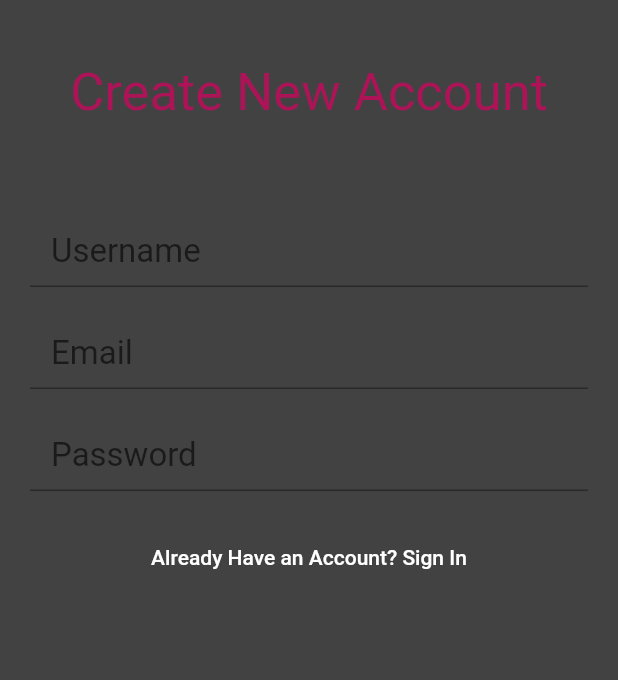
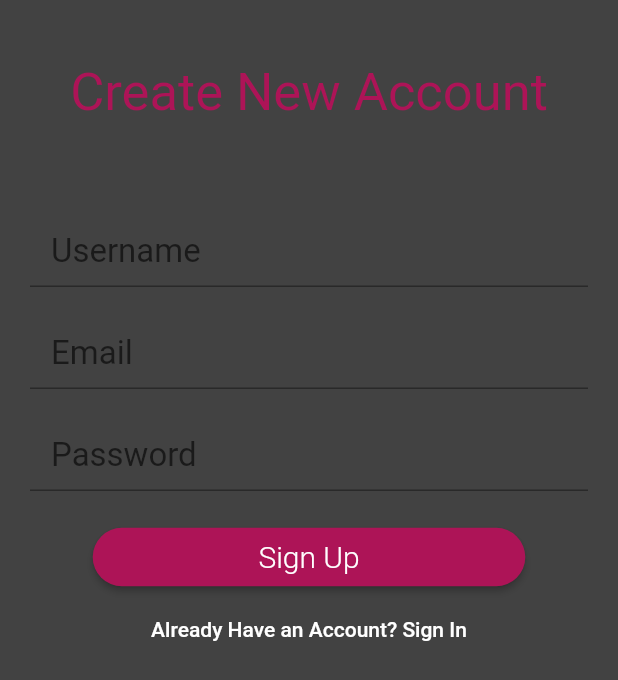
Before and after one commit to MSchmaud/party-app, a Flutter app: the SignUpView screen opened by its route, on a phone screen of 412 x 824 dp. Shown: the top 680 px of the screen. Run offline on Flutter 3.47's test engine with Material 2 defaults, Android fonts, the phone set to English and light mode, and no system bars; our stand-ins replace firebase_auth; accounts and stored records are empty.

```diff
--- a/lib/main.dart
+++ b/lib/main.dart
@@ -1,8 +1,10 @@
 import 'package:flutter/material.dart';
+import 'package:partyApp/services/auth_service.dart';
 import 'package:partyApp/views/sign_up_view.dart';
 import 'package:partyApp/views/first_view.dart';
 import 'package:partyApp/views/home_view.dart';
-import 'package:partyApp/services/auth_service.dart';
+import 'package:partyApp/widgets/provider.dart';
+
 
 void main() => runApp(MyApp());
 
@@ -48,16 +50,3 @@ class HomeController extends StatelessWidget {
     );
   }
 }
-
-// This widget alerts all child widgets that the state has changed
-class Provider extends InheritedWidget {
-  final AuthService auth;
-  Provider({Key key, Widget child, this.auth,}) : super(key: key, child: child);
-
-  @override
-  bool updateShouldNotify(InheritedWidget oldWidget) {
-    return true;
-  }
-
-  static Provider of(BuildContext ctxt) => (ctxt.dependOnInheritedWidgetOfExactType<Provider>());
-}
--- a/lib/views/first_view.dart
+++ b/lib/views/first_view.dart
@@ -1,5 +1,5 @@
 import 'package:flutter/material.dart';
-import 'package:partyApp/custom_dialog.dart';
+import 'package:partyApp/widgets/custom_dialog.dart';
 
 class FirstView extends StatelessWidget{
   @override
--- a/lib/views/sign_up_view.dart
+++ b/lib/views/sign_up_view.dart
@@ -1,5 +1,5 @@
 import 'package:flutter/material.dart';
-import 'package:partyApp/services/auth_service.dart';
+import 'package:partyApp/widgets/provider.dart';
 
 enum AuthFormType {signIn, signUp}
 
@@ -22,6 +22,7 @@ class _SignUpViewState extends State<SignUpView> {
   final formKey = GlobalKey<FormState>();
   String _email, _password, _username;
 
+  // METHOD FOR SWITCHING STATE
   void switchFormState(String state) {
     formKey.currentState.reset();
     if(state == "signUp"){
@@ -33,6 +34,27 @@ class _SignUpViewState extends State<SignUpView> {
         authFormType = AuthFormType.signIn;
       });
     }
+  }
+
+  // SUBMIT BUTTON METHOD
+  void submit() async {
+    final form = formKey.currentState;
+    form.save();
+    try {
+      final auth = Provider.of(context).auth;
+      if(authFormType == AuthFormType.signIn) {
+        String uid = await auth.signInWithEmailAndPassword(_email, _password);
+        print("Signed In with ID $uid");
+        Navigator.of(context).pushReplacementNamed('/home');
+      }else{
+        String uid = await auth.createUserWithEmailAndPassword(_email, _password, _username);
+        print("Signed up with ID $uid");
+        Navigator.of(context).pushReplacementNamed('/home');
+      }
+    } catch (e){
+      print(e);
+    }
+
   }
 
   @override
@@ -81,7 +103,7 @@ class _SignUpViewState extends State<SignUpView> {
     if(authFormType == AuthFormType.signUp){
       textFields.add(
         TextFormField(
-          style: TextStyle(fontSize: 22.0, color: Colors.pink[800]),
+          style: TextStyle(fontSize: 22.0, color: Theme.of(context).primaryColor),
           decoration: buildSignUpInputDecoration("Username"),
           onSaved: (value) => _username = value,
         ),
@@ -94,7 +116,7 @@ class _SignUpViewState extends State<SignUpView> {
     // add email and password
     textFields.add(
       TextFormField(
-        style: TextStyle(fontSize: 22.0, color: Colors.pink[800]),
+        style: TextStyle(fontSize: 22.0, color: Theme.of(context).primaryColor),
         decoration: buildSignUpInputDecoration("Email"),
         onSaved: (value) => _email = value,
       ),
@@ -105,8 +127,9 @@ class _SignUpViewState extends State<SignUpView> {
 
     textFields.add(
       TextFormField(
-        style: TextStyle(fontSize: 22.0, color: Colors.pink[800]),
+        style: TextStyle(fontSize: 22.0, color: Theme.of(context).primaryColor),
         decoration: buildSignUpInputDecoration("Password"),
+        obscureText: true,
         onSaved: (value) => _password = value,
       ),
     );
@@ -122,7 +145,7 @@ class _SignUpViewState extends State<SignUpView> {
           hintText: hint,
           //filled: true,
           //fillColor: Colors.grey,
-          focusColor: Colors.pink[800],
+          focusColor: Theme.of(context).primaryColor,
           //enabledBorder: OutlineInputBorder(borderSide: BorderSide(color: Colors.grey, width: 0.0)),
           contentPadding: const EdgeInsets.only(left: 14.0, bottom: 10.0, top: 10.0),
     );
@@ -141,24 +164,41 @@ class _SignUpViewState extends State<SignUpView> {
       _headerText,
       style: TextStyle(
         fontSize: 35,
-        color: Colors.pink[800],
+        color: Theme.of(context).primaryColor,
       ),
     );
   }
 
   // BUILD BUTTONS METHOD ========================================================================
   List<Widget> buildButtons() {
-    String _switchButtonText, _newFormState;
+    String _switchButtonText, _newFormState, _submitButtonText;
 
     if(authFormType == AuthFormType.signIn){
       _switchButtonText = "Create New Account";
       _newFormState = "signUp";
+      _submitButtonText = "Sign In";
     }else{
       _switchButtonText = "Already Have an Account? Sign In";
       _newFormState = "signIn";
+      _submitButtonText = "Sign Up";
     }
 
     return  [
+      Container(
+        width: MediaQuery.of(context).size.width * 0.7,
+        child: RaisedButton(
+          shape: RoundedRectangleBorder(borderRadius: BorderRadius.circular(20.0)),
+          color: Theme.of(context).primaryColor,
+          textColor: Colors.white,
+          child: Padding(
+            padding: const EdgeInsets.all(8.0),
+            child: Text(_submitButtonText, style: TextStyle(fontSize: 20.0, fontWeight: FontWeight.w300)),
+          ),
+          onPressed: () {
+            submit();
+          })
+      ),
+
       FlatButton(
          child: Text(_switchButtonText, style: TextStyle(color: Colors.white),),
          onPressed: () {
--- /dev/null
+++ b/lib/widgets/provider.dart
@@ -0,0 +1,15 @@
+import 'package:partyApp/services/auth_service.dart';
+import 'package:flutter/material.dart';
+
+// This widget alerts all child widgets that the state has changed
+class Provider extends InheritedWidget {
+  final AuthService auth;
+  Provider({Key key, Widget child, this.auth,}) : super(key: key, child: child);
+
+  @override
+  bool updateShouldNotify(InheritedWidget oldWidget) {
+    return true;
+  }
+
+  static Provider of(BuildContext ctxt) => (ctxt.dependOnInheritedWidgetOfExactType<Provider>());
+}
```
Also changed, not shown: lib/views/home_view.dart (+17 -0 lines), lib/widgets/custom_dialog.dart (renamed from lib/custom_dialog.dart).
